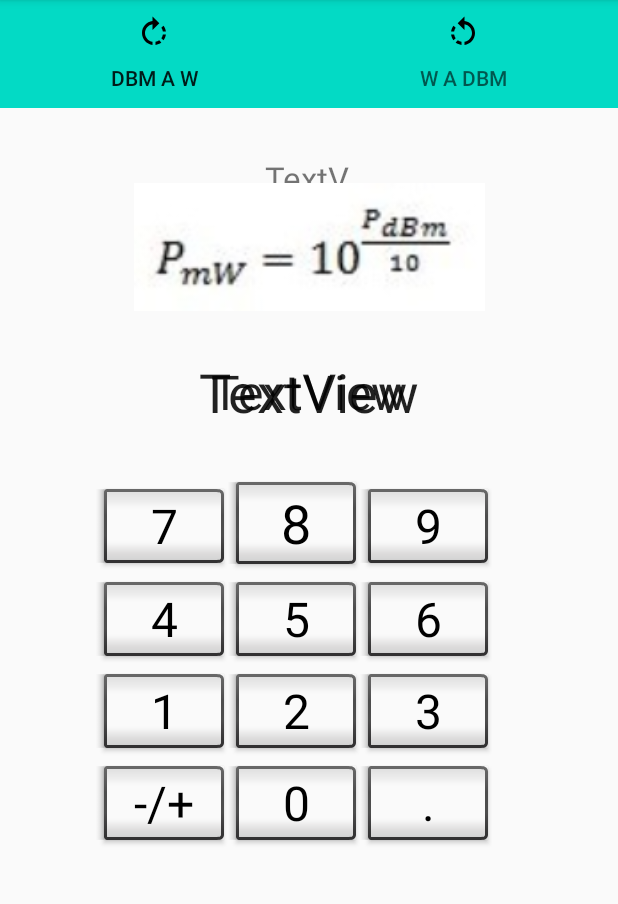
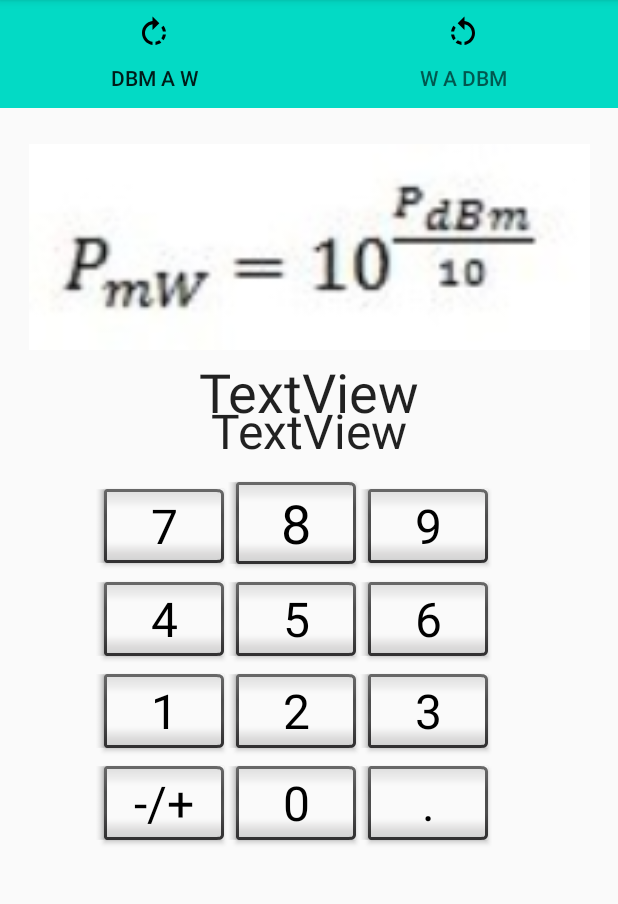
Before and after one commit to juanjiga/ConverPower, an Android app: the screen it shows after launch (MainActivity), on a phone screen of 412 x 824 dp, the part 84-988 px from its top. Run offline under Robolectric (Android 15) with nearby library versions, the light colour scheme and no system bars.

Commit message:
primer commit

```diff
--- a/app/src/main/java/com/juanjiga/converpower/fragment/dBm_Aw.java
+++ b/app/src/main/java/com/juanjiga/converpower/fragment/dBm_Aw.java
@@ -17,7 +17,7 @@
 import java.text.DecimalFormat;
 
 public class dBm_Aw extends Fragment {
-
+//holaa
     public dBm_Aw() {
         // Required empty public constructor
     }
--- a/app/src/main/res/layout/fragment_dbm_aw.xml
+++ b/app/src/main/res/layout/fragment_dbm_aw.xml
@@ -12,12 +12,13 @@
         android:id="@+id/textView3"
         android:layout_width="match_parent"
         android:layout_height="wrap_content"
-            android:text="TextView" />
+        android:text="TextView"
+        android:textAppearance="@style/TextAppearance.AppCompat.Large" />
 
     <ImageView
         android:id="@+id/imageView"
         android:layout_width="match_parent"
-            android:layout_height="112dp"
+        android:layout_height="172dp"
         android:src="@drawable/dbm_a_w" />
 
         <TextView
--- a/app/src/main/res/layout/prueba.xml
+++ b/app/src/main/res/layout/prueba.xml
@@ -22,8 +22,8 @@
 
     <ImageView
         android:id="@+id/imageView3"
-        android:layout_width="283dp"
-        android:layout_height="85dp"
+        android:layout_width="374dp"
+        android:layout_height="137dp"
         android:layout_marginStart="32dp"
         android:layout_marginLeft="32dp"
         android:layout_marginTop="32dp"
```
Lines whose indentation alone changed are shown as unchanged.
